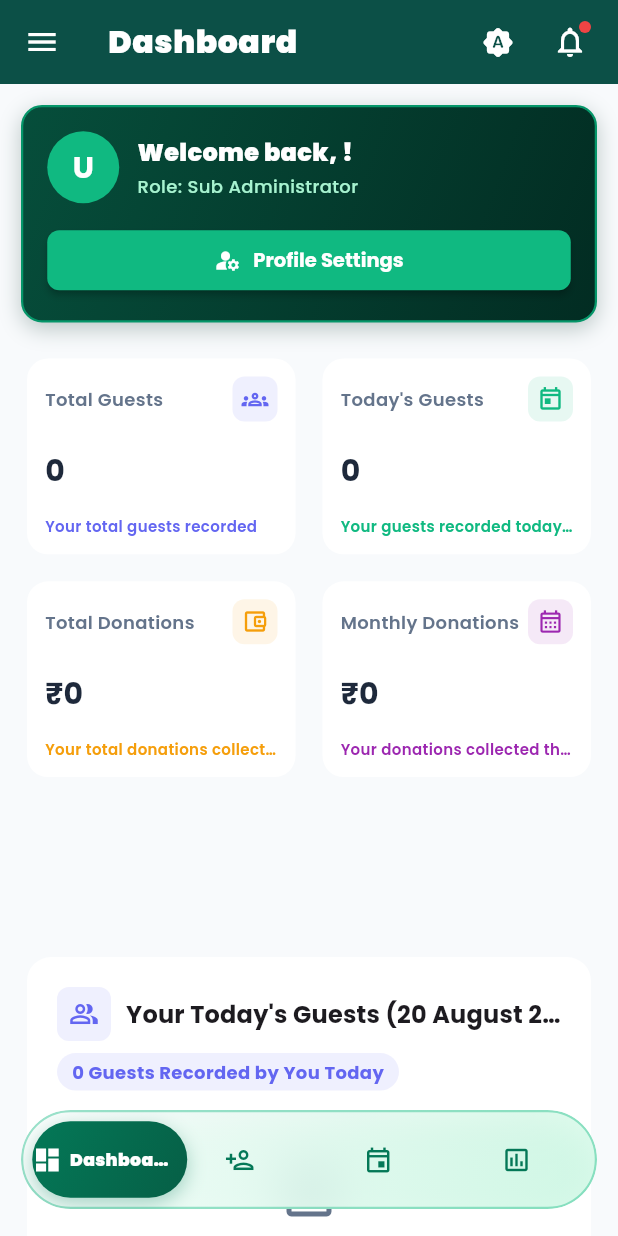
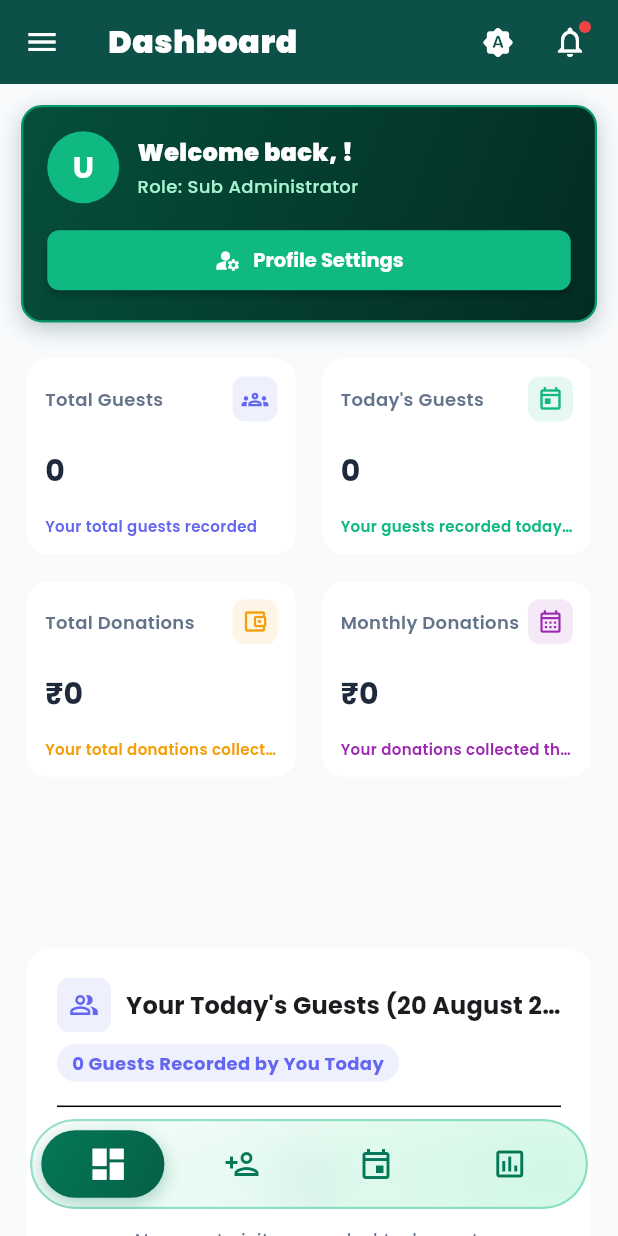
Before and after one commit to mdnaseef2004/City-Guest-Flutter, a Flutter app: the MainNavigationShell screen opened directly, on a phone screen of 412 x 824 dp. Run offline on Flutter 3.47's test engine with Material 3 defaults, Android fonts, the phone set to English and light mode, and no system bars; our stand-ins replace file_picker, fl_chart, google_fonts, image_picker, pdf, printing and 2 more; missing offline and left inert: dart:js, excel; accounts and stored records are empty.

Commit message:
Show pure icons only on mobile bottom bar and add 100px bottom padding so Save Record button is fully accessible

```diff
--- a/lib/views/dashboard/dashboard_view.dart
+++ b/lib/views/dashboard/dashboard_view.dart
@@ -293,7 +293,12 @@
                   final isMobile = constraints.maxWidth < 600;
 
                   return SingleChildScrollView(
-                    padding: EdgeInsets.all(isMobile ? 14 : 24),
+                    padding: EdgeInsets.fromLTRB(
+                      isMobile ? 14 : 24,
+                      isMobile ? 14 : 24,
+                      isMobile ? 14 : 24,
+                      isMobile ? 100 : 24,
+                    ),
                     child: Column(
                       crossAxisAlignment: CrossAxisAlignment.start,
                       children: [
--- a/lib/views/events/events_view.dart
+++ b/lib/views/events/events_view.dart
@@ -407,7 +407,7 @@
           : RefreshIndicator(
               onRefresh: _loadEvents,
               child: SingleChildScrollView(
-                padding: const EdgeInsets.all(16),
+                padding: const EdgeInsets.fromLTRB(16, 16, 16, 100),
                 child: Column(
                   crossAxisAlignment: CrossAxisAlignment.start,
                   children: [
--- a/lib/views/guests/add_guest_view.dart
+++ b/lib/views/guests/add_guest_view.dart
@@ -468,6 +468,7 @@
                   ),
                 ],
               ),
+              const SizedBox(height: 100),
             ],
           ),
         ),
--- a/lib/views/guests/guest_records_view.dart
+++ b/lib/views/guests/guest_records_view.dart
@@ -554,7 +554,7 @@
       body: ScrollConfiguration(
         behavior: _CustomScrollBehavior(),
         child: SingleChildScrollView(
-          padding: const EdgeInsets.all(20),
+          padding: const EdgeInsets.fromLTRB(20, 20, 20, 100),
           child: Column(
             crossAxisAlignment: CrossAxisAlignment.start,
             children: [
--- a/lib/views/main_navigation_shell.dart
+++ b/lib/views/main_navigation_shell.dart
@@ -467,10 +467,10 @@
     final isDark = Theme.of(context).brightness == Brightness.dark;
 
     return Container(
-      margin: const EdgeInsets.only(left: 14, right: 14, bottom: 18, top: 4),
-      height: 66,
+      margin: const EdgeInsets.only(left: 20, right: 20, bottom: 18, top: 4),
+      height: 60,
       child: ClipRRect(
-        borderRadius: BorderRadius.circular(36),
+        borderRadius: BorderRadius.circular(32),
         child: BackdropFilter(
           filter: ImageFilter.blur(sigmaX: 16, sigmaY: 16),
           child: Container(
@@ -478,17 +478,17 @@
               gradient: LinearGradient(
                 colors: isDark
                     ? [
-                        const Color(0xFF1E293B).withValues(alpha: 0.78),
-                        const Color(0xFF0F172A).withValues(alpha: 0.72),
+                        const Color(0xFF1E293B).withValues(alpha: 0.82),
+                        const Color(0xFF0F172A).withValues(alpha: 0.78),
                       ]
                     : [
-                        Colors.white.withValues(alpha: 0.78),
-                        const Color(0xFFD1FAE5).withValues(alpha: 0.68),
+                        Colors.white.withValues(alpha: 0.82),
+                        const Color(0xFFD1FAE5).withValues(alpha: 0.72),
                       ],
                 begin: Alignment.topLeft,
                 end: Alignment.bottomRight,
               ),
-              borderRadius: BorderRadius.circular(36),
+              borderRadius: BorderRadius.circular(32),
               border: Border.all(
                 color: isDark
                     ? const Color(0xFF334155).withValues(alpha: 0.8)
@@ -510,13 +510,13 @@
               padding: const EdgeInsets.symmetric(horizontal: 6, vertical: 6),
               child: Stack(
                 children: [
-                  // Smooth Gliding Liquid Indicator Pill Background
+                  // Smooth Gliding Liquid Indicator Pill Background (Icon-only proportion)
                   AnimatedAlign(
-                    duration: const Duration(milliseconds: 350),
+                    duration: const Duration(milliseconds: 320),
                     curve: Curves.easeOutBack,
                     alignment: Alignment(-1.0 + (activeIndex * (2.0 / 3.0)), 0.0),
                     child: FractionallySizedBox(
-                      widthFactor: 0.28,
+                      widthFactor: 0.23,
                       heightFactor: 1.0,
                       child: Container(
                         decoration: BoxDecoration(
@@ -525,7 +525,7 @@
                             begin: Alignment.topLeft,
                             end: Alignment.bottomRight,
                           ),
-                          borderRadius: BorderRadius.circular(28),
+                          borderRadius: BorderRadius.circular(24),
                           boxShadow: const [
                             BoxShadow(
                               color: Color(0x50047857),
@@ -538,7 +538,7 @@
                     ),
                   ),
 
-                  // Interactive Tab Items Layer
+                  // Interactive Pure Icon Layer (No text labels)
                   Row(
                     mainAxisAlignment: MainAxisAlignment.spaceAround,
                     children: List.generate(mobileIndices.length, (index) {
@@ -546,6 +546,8 @@
                       final item = navItems[mobileIndices[index]];
 
                       return Expanded(
+                        child: Tooltip(
+                          message: item.title,
                           child: GestureDetector(
                             onTap: () {
                               setState(() {
@@ -554,36 +556,16 @@
                             },
                             behavior: HitTestBehavior.opaque,
                             child: Center(
-                            child: AnimatedSwitcher(
+                              child: AnimatedScale(
                                 duration: const Duration(milliseconds: 200),
-                              child: Row(
-                                key: ValueKey<bool>(isSelected),
-                                mainAxisAlignment: MainAxisAlignment.center,
-                                mainAxisSize: MainAxisSize.min,
-                                children: [
-                                  Icon(
+                                scale: isSelected ? 1.15 : 1.0,
+                                child: Icon(
                                   isSelected ? item.activeIcon : item.icon,
-                                    size: 20,
+                                  size: 24,
                                   color: isSelected
                                       ? Colors.white
                                       : (isDark ? const Color(0xFF94A3B8) : const Color(0xFF047857)),
                                 ),
-                                  if (isSelected) ...[
-                                    const SizedBox(width: 5),
-                                    Flexible(
-                                      child: Text(
-                                        item.title,
-                                        style: GoogleFonts.poppins(
-                                          color: Colors.white,
-                                          fontWeight: FontWeight.w900,
-                                          fontSize: 11.5,
-                                        ),
-                                        maxLines: 1,
-                                        overflow: TextOverflow.ellipsis,
-                                      ),
-                                    ),
-                                  ],
-                                ],
                               ),
                             ),
                           ),
--- a/lib/views/reports/reports_view.dart
+++ b/lib/views/reports/reports_view.dart
@@ -212,7 +212,7 @@
         ),
       ),
       body: SingleChildScrollView(
-        padding: const EdgeInsets.all(12),
+        padding: const EdgeInsets.fromLTRB(12, 12, 12, 100),
         child: Column(
           crossAxisAlignment: CrossAxisAlignment.start,
           children: [
```
Lines whose indentation alone changed are shown as unchanged.
